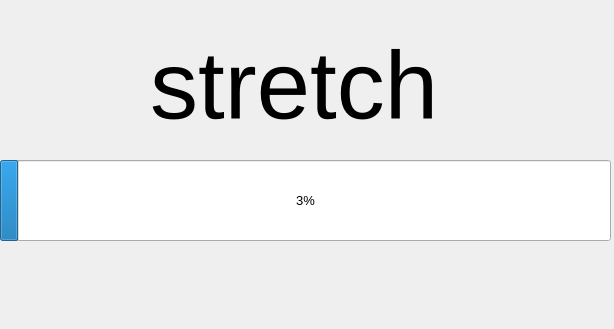
Old version of the form stretch_reminder_gui/form.ui in the repository b-s-code/stretch_reminder.
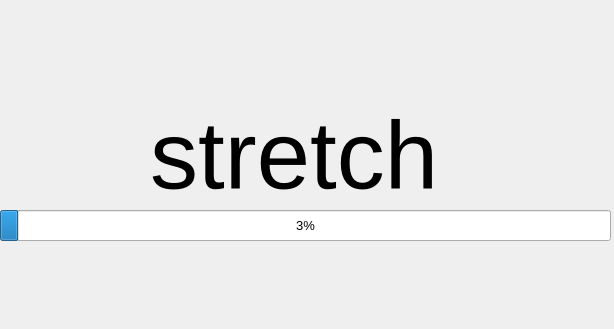
New version of the form.

Commit message: Make progress bar less tall so break seems quicker.

Diff of the .ui file:
```diff
--- a/stretch_reminder_gui/form.ui
+++ b/stretch_reminder_gui/form.ui
@@ -17,7 +17,7 @@
    <property name="geometry">
     <rect>
      <x>150</x>
-     <y>40</y>
+     <y>110</y>
      <width>341</width>
      <height>91</height>
     </rect>
@@ -35,9 +35,9 @@
    <property name="geometry">
     <rect>
      <x>0</x>
-     <y>160</y>
+     <y>210</y>
      <width>611</width>
-     <height>81</height>
+     <height>31</height>
     </rect>
    </property>
    <property name="font">
```
The commit also changes 1 other file.
